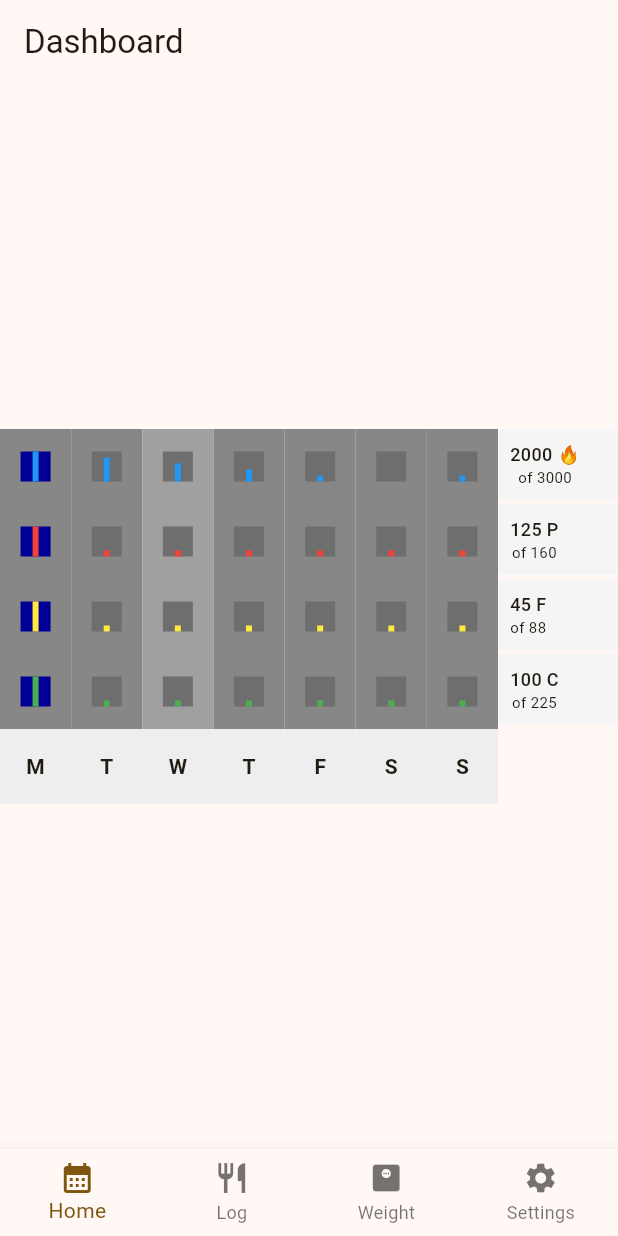
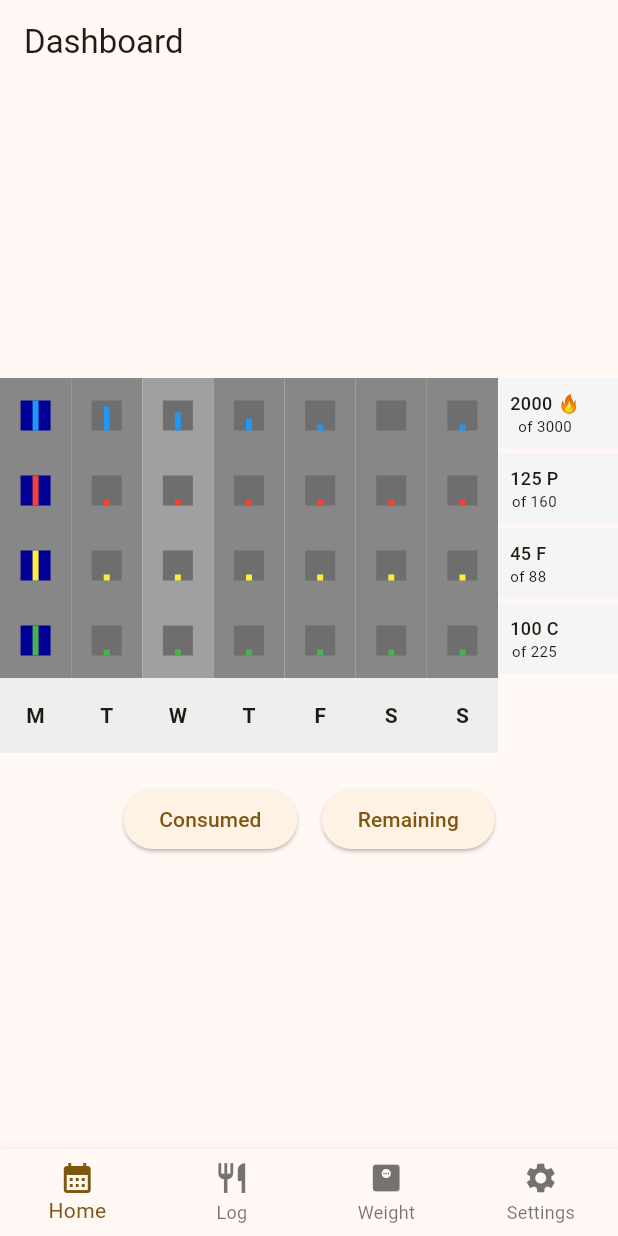
Before and after one commit to chadat23/free_cal_counter, a Flutter app: the screen it shows after launch, on a phone screen of 412 x 824 dp. Run offline on Flutter 3.47's test engine with Material 3 defaults, Android fonts, the phone set to English and light mode, and no system bars.

Commit message:
consumed/remaining buttons added

```diff
--- a/lib/screens/home_screen.dart
+++ b/lib/screens/home_screen.dart
@@ -8,7 +8,10 @@ class HomeScreen extends StatelessWidget {
     return Scaffold(
       appBar: AppBar(title: const Text('Dashboard')),
       body: Center(
-        child: Table(
+        child: Column(
+          mainAxisAlignment: MainAxisAlignment.center,
+          children: [
+            Table(
           // No border on the Table itself, as cells will have their own
           columnWidths: const <int, TableColumnWidth>{
             0: FlexColumnWidth(1.0), // Column 1 content
@@ -84,6 +87,27 @@ class HomeScreen extends StatelessWidget {
                 _buildFooterCell('S'),
                 _buildFooterCell('S'),
                 _buildEmptyCell(),
+              ],
+            ),
+          ],
+            ),
+            const SizedBox(height: 20), // Add some spacing between table and buttons
+            Row(
+              mainAxisAlignment: MainAxisAlignment.center,
+              children: [
+                ElevatedButton(
+                  onPressed: () {
+                    // TODO: Add functionality for Consumed button
+                  },
+                  child: const Text('Consumed'),
+                ),
+                const SizedBox(width: 16), // Add spacing between buttons
+                ElevatedButton(
+                  onPressed: () {
+                    // TODO: Add functionality for Remaining button
+                  },
+                  child: const Text('Remaining'),
+                ),
               ],
             ),
           ],
```
Also changed, not shown: pubspec.yaml (+4 -4 lines), pubspec.lock, 2 other files.
